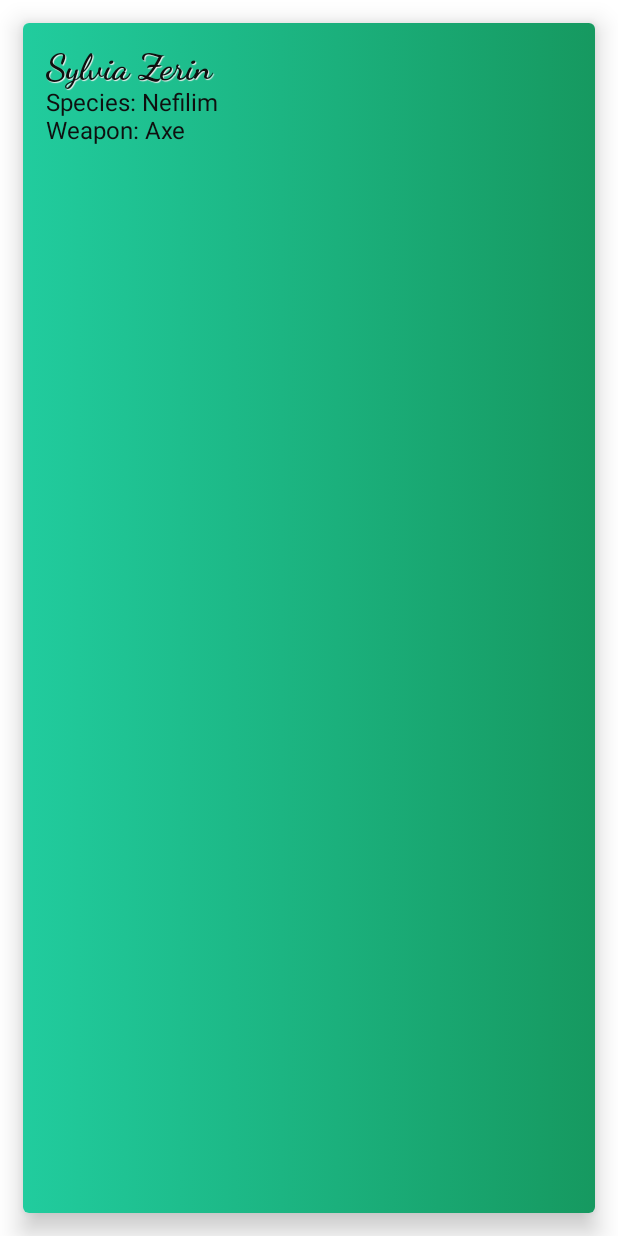
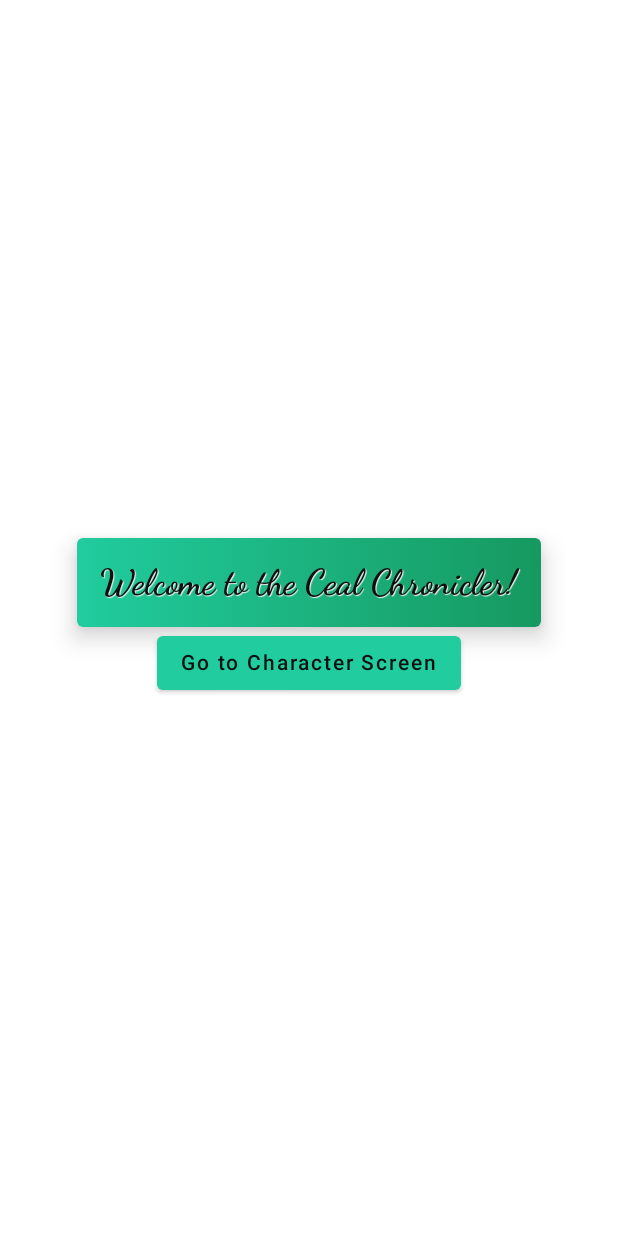
Before and after one commit to KiraResari/ceal-chronicler, an Android app built with Jetpack Compose: the screen it shows after launch (MainActivity), on a phone screen of 412 x 824 dp. Run offline under Robolectric (Android 15) with nearby library versions, the phone set to English and light mode, and no system bars.

Commit message:
First screen transition works now

```diff
--- a/shared-ui/src/commonMain/kotlin/com/tri_tail/ceal_chronicler/ui/main_view/MainView.kt
+++ b/shared-ui/src/commonMain/kotlin/com/tri_tail/ceal_chronicler/ui/main_view/MainView.kt
@@ -9,10 +9,10 @@ import com.tri_tail.ceal_chronicler.ui.character_screen.CharacterScreen
 
 @Composable
 fun MainView() {
-    val mainViewState = remember { mutableStateOf(MainViewState.CHARACTER) }
+    val mainViewState = remember { mutableStateOf(MainViewState.TITLE) }
     AppTheme {
         when(mainViewState.value){
-            MainViewState.TITLE -> TitleScreen()
+            MainViewState.TITLE -> TitleScreen(mainViewState)
             MainViewState.CHARACTER -> CharacterScreen()
         }
     }
--- a/shared-ui/src/commonMain/kotlin/com/tri_tail/ceal_chronicler/ui/title_screen/TitleScreen.kt
+++ b/shared-ui/src/commonMain/kotlin/com/tri_tail/ceal_chronicler/ui/title_screen/TitleScreen.kt
@@ -5,9 +5,9 @@ import androidx.compose.foundation.layout.Arrangement
 import androidx.compose.foundation.layout.Column
 import androidx.compose.foundation.layout.padding
 import androidx.compose.foundation.layout.wrapContentSize
-import androidx.compose.material.Card
-import androidx.compose.material.Text
+import androidx.compose.material.*
 import androidx.compose.runtime.Composable
+import androidx.compose.runtime.MutableState
 import androidx.compose.ui.Alignment
 import androidx.compose.ui.Modifier
 import androidx.compose.ui.graphics.Brush
@@ -15,9 +15,14 @@ import androidx.compose.ui.unit.dp
 import com.tri_tail.ceal_chronicler.theme.primaryColor
 import com.tri_tail.ceal_chronicler.theme.primaryDarkColor
 import com.tri_tail.ceal_chronicler.theme.typography
+import com.tri_tail.ceal_chronicler.ui.main_view.MainViewState
 
 @Composable
-fun TitleScreen() {
+fun TitleScreen(mainViewState: MutableState<MainViewState>) {
+    Column(
+        verticalArrangement = Arrangement.Center,
+        horizontalAlignment = Alignment.CenterHorizontally
+    ) {
         Card(
             elevation = 10.dp,
             modifier = Modifier.wrapContentSize()
@@ -42,4 +47,10 @@ fun TitleScreen() {
                 )
             }
         }
+        Button(
+            onClick = { mainViewState.value = MainViewState.CHARACTER }
+        ) {
+            Text(text = "Go to Character Screen")
         }
+    }
+}
```
Also changed, not shown: 1 other file. Lines whose indentation alone changed are shown as unchanged.
